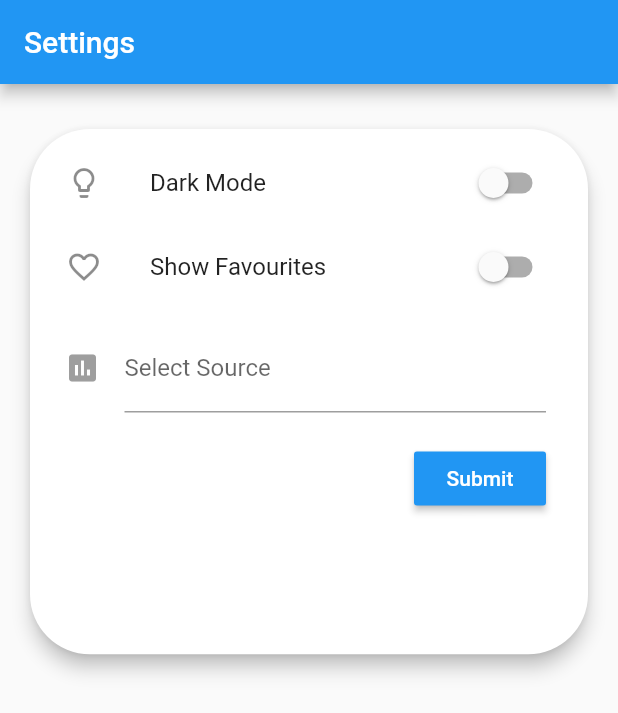
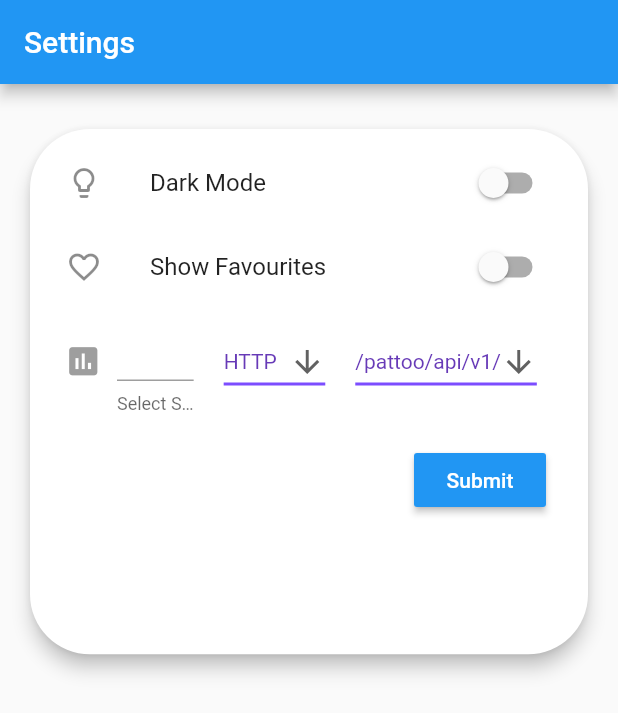
Before and after one commit to PalisadoesFoundation/pattoo-mobile, a Flutter app: the screen it shows after launch, on a phone screen of 412 x 824 dp. Shown: the top 713 px of the screen. Run offline on Flutter 3.47's test engine with Material 2 defaults, Android fonts, the phone set to English and light mode, and no system bars; our stand-ins replace charts_flutter.

Commit message:
updated settings page select source options

```diff
--- a/lib/views/pages/SettingsScreen.dart
+++ b/lib/views/pages/SettingsScreen.dart
@@ -1,12 +1,7 @@
 
 import 'package:flutter/cupertino.dart';
 import 'package:flutter/material.dart';
-import 'package:pattoomobile/widgets/DarkModeSwitch.dart';
-import 'package:pattoomobile/widgets/ShowFavSwitch.dart';
 import 'package:pattoomobile/widgets/SettingsContainer.dart';
-import 'package:pattoomobile/widgets/DropdownWidget.dart';
-import 'package:pattoomobile/widgets/LoginForm.dart';
-import 'package:pattoomobile/widgets/AgentInput.dart';
 
 class SettingsScreen extends StatefulWidget {
   @override
--- a/lib/widgets/SettingsContainer.dart
+++ b/lib/widgets/SettingsContainer.dart
@@ -4,6 +4,7 @@ import 'package:pattoomobile/util/AspectRation.dart';
 import 'package:pattoomobile/util/validator.dart';
 import 'DarkModeSwitch.dart';
 import 'ShowFavSwitch.dart';
+import 'package:pattoomobile/models/view_models/listItem.dart';
 
 class SettingsContainer extends StatefulWidget {
 
@@ -14,8 +15,8 @@ class SettingsContainer extends StatefulWidget {
 class _SettingsContainerState extends State<SettingsContainer> {
   final formKey = GlobalKey<FormState>();
   String _source;
-
-
+  String dropdownValue = 'HTTP';
+  String dropdownValue2 = '/pattoo/api/v1/';
   @override
   Widget build(BuildContext context) {
     SizeConfig().init(context);
@@ -60,21 +61,81 @@ class _SettingsContainerState extends State<SettingsContainer> {
                     DarkModeWidget(),
                     ShowFavWidget(),
                     Container(
-                        child: Padding(
-                          padding: EdgeInsets.fromLTRB(15, 10, 20, 0),
-                          child: new TextFormField(
-                            decoration: InputDecoration(
-                                labelText: 'Select Source',
-                                icon: new Icon(
-                                  Icons.assessment,
-                                  color: Colors.grey,
-                                )
+                       child: Row(
+                         children: <Widget>[
+                           SizedBox(width: 15,),
+                          new Flexible(child:
+                          Icon(
+                            Icons.assessment,
+                            color: Colors.grey,
+                            size: 25.0,
+                          ),),
+                           SizedBox(width: 10,),
+                            new Flexible(
+                                 // flex:1,
+                              child: new TextField(
+                                decoration:  const InputDecoration(helperText: "Select Source",
+                                 ),
+                              ),
                             ),
-                            validator: (input) => input.length < 8 ? 'You need at least 8 characters' : null, //add validator for the type of data source
-                            onSaved: (input) => _source = input,
-                          ),
+                           SizedBox(width: 20,),
+                           new DropdownButton<String>(
 
-                        )
+                             value: dropdownValue,
+                             icon: Icon(Icons.arrow_downward),
+                             iconSize: 24,
+                             elevation: 16,
+                             style: TextStyle(
+                                 color: Colors.deepPurple
+                             ),
+                             underline: Container(
+                               height: 2,
+                               color: Colors.deepPurpleAccent,
+                             ),
+                             onChanged: (String newValue) {
+                               setState(() {
+                                 dropdownValue = newValue;
+                               });
+                             },
+                             items: <String>['HTTP', 'HTTPS',]
+                                 .map<DropdownMenuItem<String>>((String value) {
+                               return DropdownMenuItem<String>(
+                                 value: value,
+                                 child: Text(value),
+                               );
+                             })
+                                 .toList(),
+                           ),
+                           SizedBox(width: 20,),
+                           new DropdownButton<String>(
+
+                             value: dropdownValue2,
+                             icon: Icon(Icons.arrow_downward),
+                             iconSize: 24,
+                             elevation: 16,
+                             style: TextStyle(
+                                 color: Colors.deepPurple
+                             ),
+                             underline: Container(
+                               height: 2,
+                               color: Colors.deepPurpleAccent,
+                             ),
+                             onChanged: (String newValue) {
+                               setState(() {
+                                 dropdownValue2 = newValue;
+                               });
+                             },
+                             items: <String>['/pattoo/api/v1/']
+                                 .map<DropdownMenuItem<String>>((String value) {
+                               return DropdownMenuItem<String>(
+                                 value: value,
+                                 child: Text(value),
+                               );
+                             })
+                                 .toList(),
+                           ),
+                         ],
+                       ),
                     ),
                     Row(
                       mainAxisAlignment: MainAxisAlignment.end,
@@ -134,14 +195,13 @@ class _SettingsContainerState extends State<SettingsContainer> {
                         padding: EdgeInsets.fromLTRB(15, 10, 20, 0),
                         child: new TextFormField(
                           decoration: InputDecoration(
-                              labelText: 'Select Source',
+                              labelText: 'Select Source 2',
                               icon: new Icon(
                                 Icons.assessment,
                                 color: Colors.grey,
                               )
                           ),
                           validator: FieldValidator.validateSourceInput,
-
                         ),
 
                       )
```
Also changed, not shown: lib/models/view_models/listItem.dart (added, +31 -0 lines), lib/util/validator.dart (+6 -2 lines), 1 other file.
